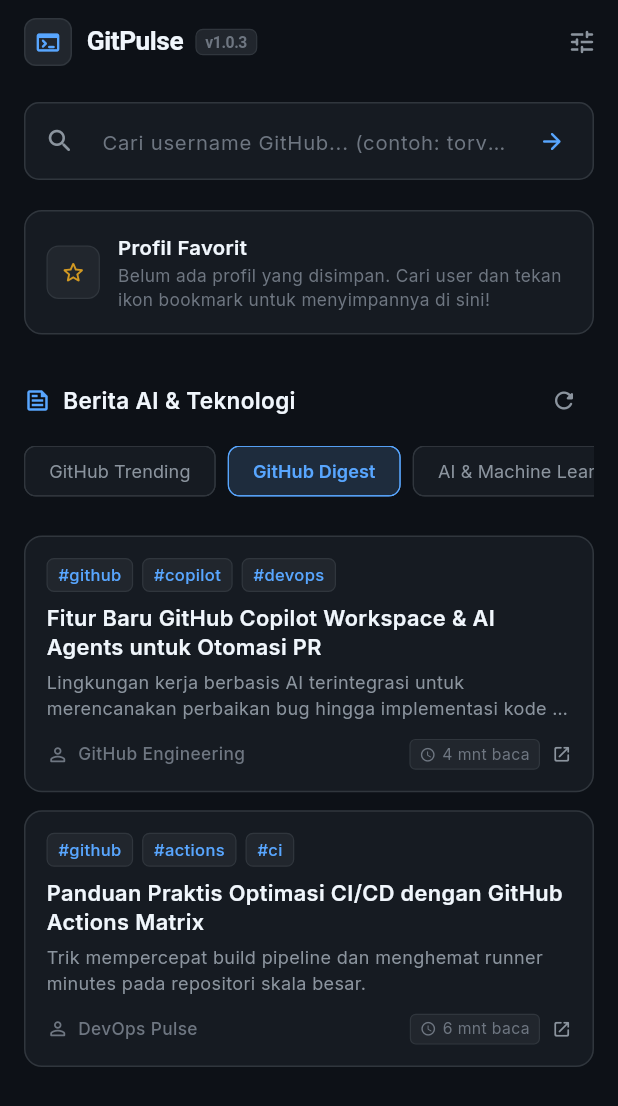
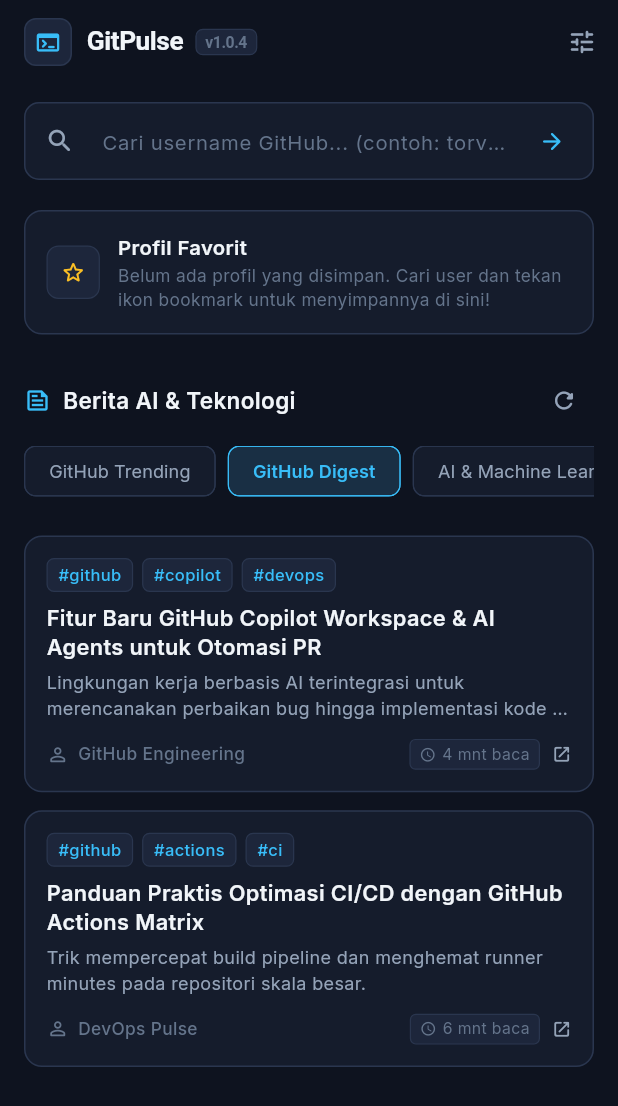
Before and after one commit to zerabyte88/gitpulse_mobile, a Flutter app: the screen it shows after launch, after a tap on "GitHub Digest", on a phone screen of 412 x 824 dp. Shown: the top 1106 px of the screen. Run offline on Flutter 3.47's test engine with Material 3 defaults, Android fonts, the phone set to English and light mode, and no system bars; our stand-ins replace fl_chart, google_fonts, shared_preferences; missing offline and left inert: ota_update; network calls fail.

Commit message:
release: v1.0.4 - performance optimizations, theme revamp, dedicated APK storage in /Download/GitPulse, and UI improvements

```diff
--- a/lib/localization/app_localizations.dart
+++ b/lib/localization/app_localizations.dart
@@ -264,12 +264,12 @@
   });
 
   String get rateLimitExceeded => _str({
-    AppLanguage.indonesian: 'Rate limit terlampaui. Tambahkan token GitHub di pengaturan.',
-    AppLanguage.english: 'Rate limit exceeded. Add a GitHub token in settings.',
-    AppLanguage.japanese: 'レート制限を超過しました。設定でGitHubトークンを追加してください。',
-    AppLanguage.chineseSimplified: '超出请求速率限制。请在设置中添加 GitHub Token。',
-    AppLanguage.chineseTraditional: '超出請求速率限制。請在設定中新增 GitHub Token。',
-    AppLanguage.korean: 'API 요청 한도를 초과했습니다. 설정에서 GitHub 토큰을 추가해 주세요.',
+    AppLanguage.indonesian: 'Batas kuota token / API Anda telah habis. Silakan tunggu waktu reset atau perbarui token di pengaturan.',
+    AppLanguage.english: 'Your token / API quota has been exhausted. Please wait for reset time or update your token in settings.',
+    AppLanguage.japanese: 'トークン/APIのリクエスト制限を超過しました。リセットを待つか設定でトークンを更新してください。',
+    AppLanguage.chineseSimplified: '您的 Token / API 请求配额已耗尽。请等待重置时间或在设置中更新 Token。',
+    AppLanguage.chineseTraditional: '您的 Token / API 請求配額已耗盡。請等待重置時間或在設定中更新 Token。',
+    AppLanguage.korean: '토큰 / API 요청 한도가 모두 소진되었습니다. 리셋 시간을 기다리거나 설정에서 토큰을 변경해 주세요.',
   });
 
   // Tech News
@@ -483,12 +483,12 @@
   });
 
   String get themeAmoledJapanese => _str({
-    AppLanguage.indonesian: 'Easter Egg AMOLED Sakura',
-    AppLanguage.english: 'Easter Egg AMOLED Sakura',
-    AppLanguage.japanese: 'イースターエッグ AMOLED Sakura',
-    AppLanguage.chineseSimplified: '彩蛋 AMOLED 樱花',
-    AppLanguage.chineseTraditional: '彩蛋 AMOLED 櫻花',
-    AppLanguage.korean: '이스터에그 AMOLED 사쿠라',
+    AppLanguage.indonesian: 'AMOLED Sakura',
+    AppLanguage.english: 'AMOLED Sakura',
+    AppLanguage.japanese: 'AMOLED Sakura',
+    AppLanguage.chineseSimplified: 'AMOLED 樱花',
+    AppLanguage.chineseTraditional: 'AMOLED 櫻花',
+    AppLanguage.korean: 'AMOLED 사쿠라',
   });
 
   String get themeAmoledJapaneseSubtitle => _str({
@@ -519,9 +519,9 @@
   });
 
   String get easterEggJapaneseToast => _str({
-    AppLanguage.indonesian: 'Easter Egg Terbuka: Mode Easter Egg AMOLED Sakura! ようこそ!',
-    AppLanguage.english: 'Easter Egg Unlocked: Easter Egg AMOLED Sakura Mode! Welcome!',
-    AppLanguage.japanese: 'イースターエッグ解除: AMOLED 和風モード！ようこそ！',
+    AppLanguage.indonesian: 'Easter Egg Terbuka: Mode AMOLED Sakura! ようこそ!',
+    AppLanguage.english: 'Easter Egg Unlocked: AMOLED Sakura Mode! Welcome!',
+    AppLanguage.japanese: 'イースターエッグ解除: AMOLED Sakuraモード！ようこそ！',
     AppLanguage.chineseSimplified: '彩蛋解锁: AMOLED 樱花和风！欢迎！',
     AppLanguage.chineseTraditional: '彩蛋解鎖: AMOLED 櫻花和風！歡迎！',
     AppLanguage.korean: '이스터에그 발견: AMOLED 사쿠라 테마 활성화! 환영합니다!',
--- a/lib/services/github_api_service.dart
+++ b/lib/services/github_api_service.dart
@@ -10,7 +10,16 @@
 
 class GitHubApiException implements Exception {
   final String message;
-  GitHubApiException(this.message);
+  final int? statusCode;
+  final bool isRateLimit;
+  final bool isNotFound;
+
+  GitHubApiException(
+    this.message, {
+    this.statusCode,
+    this.isRateLimit = false,
+    this.isNotFound = false,
+  });
 
   @override
   String toString() => message;
@@ -139,16 +148,33 @@
       _updateRateLimitFromHeaders(eventsRes.headers);
 
       if (userRes.statusCode == 404) {
-        throw GitHubApiException('Pengguna "$cleanUsername" tidak ditemukan di GitHub.');
-      } else if (userRes.statusCode == 403) {
+        throw GitHubApiException(
+          'Pengguna "$cleanUsername" tidak ditemukan di GitHub.',
+          statusCode: 404,
+          isNotFound: true,
+        );
+      } else if (userRes.statusCode == 403 ||
+          userRes.statusCode == 429 ||
+          reposRes.statusCode == 403 ||
+          reposRes.statusCode == 429 ||
+          eventsRes.statusCode == 403 ||
+          eventsRes.statusCode == 429 ||
+          (_lastRateLimit != null && _lastRateLimit!.remaining == 0)) {
         final resetMsg = _lastRateLimit != null
             ? ' (Reset dalam ${_lastRateLimit!.resetCountdown})'
             : '';
         throw GitHubApiException(
-            'Limit GitHub API tercapai$resetMsg. Masukkan GitHub Token di pengaturan untuk 5.000 req/jam.');
+          'Batas kuota token / API Anda telah habis$resetMsg. Masukkan atau ganti token di pengaturan.',
+          statusCode: (userRes.statusCode == 403 || userRes.statusCode == 429)
+              ? userRes.statusCode
+              : 403,
+          isRateLimit: true,
+        );
       } else if (userRes.statusCode != 200) {
         throw GitHubApiException(
-            'Gagal memuat profil (${userRes.statusCode}): ${userRes.reasonPhrase}');
+          'Gagal memuat profil (${userRes.statusCode}): ${userRes.reasonPhrase}',
+          statusCode: userRes.statusCode,
+        );
       }
 
       final userData = jsonDecode(userRes.body) as Map<String, dynamic>;
--- a/lib/services/update_service.dart
+++ b/lib/services/update_service.dart
@@ -181,9 +181,9 @@
     return deletedAny;
   }
 
-  /// Copies the downloaded update APK to standard Android public downloads directory
-  /// (/storage/emulated/0/Download) as a permanent fallback backup for manual installation.
-  static Future<String?> backupApkToDownloads({String? versionTag}) async {
+  /// Saves the downloaded update APK to standard Android public downloads directory
+  /// (/storage/emulated/0/Download/GitPulse) as the primary downloaded APK file for installation.
+  static Future<String?> saveApkToDownloads({String? versionTag}) async {
     if (!Platform.isAndroid) return null;
     try {
       final sourceCandidates = <String>[];
@@ -209,9 +209,9 @@
 
       final apkName = 'GitPulse-${versionTag ?? AppConfig.appVersion}.apk';
       final targetDirs = [
-        '/storage/emulated/0/Download',
-        '/storage/emulated/0/downloads',
-        '/sdcard/Download',
+        '/storage/emulated/0/Download/GitPulse',
+        '/storage/emulated/0/downloads/GitPulse',
+        '/sdcard/Download/GitPulse',
       ];
 
       for (final dirPath in targetDirs) {
@@ -235,7 +235,11 @@
     return null;
   }
 
-  /// Downloads the APK directly and saves a copy in /storage/emulated/0/Download
+  /// Backward-compatible alias for [saveApkToDownloads].
+  static Future<String?> backupApkToDownloads({String? versionTag}) =>
+      saveApkToDownloads(versionTag: versionTag);
+
+  /// Downloads the APK directly and saves a copy in /storage/emulated/0/Download/GitPulse
   static Future<String?> downloadApkToDownloads(
     String downloadUrl, {
     String? versionTag,
@@ -244,9 +248,9 @@
     try {
       final apkName = 'GitPulse-${versionTag ?? AppConfig.appVersion}.apk';
       final targetDirs = [
-        '/storage/emulated/0/Download',
-        '/storage/emulated/0/downloads',
-        '/sdcard/Download',
+        '/storage/emulated/0/Download/GitPulse',
+        '/storage/emulated/0/downloads/GitPulse',
+        '/sdcard/Download/GitPulse',
       ];
 
       final client = http.Client();
@@ -273,7 +277,8 @@
   }
 
   /// Automatically removes GitPulse update APKs from the Android public downloads
-  /// directory (/storage/emulated/0/Download) once they have been successfully installed.
+  /// directory (/storage/emulated/0/Download/GitPulse and /storage/emulated/0/Download)
+  /// once they have been successfully installed.
   ///
   /// STRICT SAFETY GUARD:
   /// - Only targets files whose filename strictly starts with "gitpulse-" or "gitpulse_"
@@ -292,8 +297,12 @@
       final targetDirs = <String>[];
       if (customPath != null) {
         targetDirs.add(customPath);
+        targetDirs.add('$customPath/GitPulse');
       } else {
         targetDirs.addAll([
+          '/storage/emulated/0/Download/GitPulse',
+          '/storage/emulated/0/downloads/GitPulse',
+          '/sdcard/Download/GitPulse',
           '/storage/emulated/0/Download',
           '/storage/emulated/0/downloads',
           '/sdcard/Download',
@@ -346,6 +355,16 @@
               deletedAny = true;
             }
           }
+
+          // If this is the dedicated GitPulse subfolder and now empty, delete it
+          if (dirPath.toLowerCase().endsWith('gitpulse')) {
+            try {
+              final remaining = await dir.list().toList();
+              if (remaining.isEmpty) {
+                await dir.delete();
+              }
+            } catch (_) {}
+          }
         } catch (_) {}
       }
     } catch (_) {}
--- a/lib/theme/app_theme.dart
+++ b/lib/theme/app_theme.dart
@@ -3,10 +3,10 @@
 
 class AppConfig {
   static const String appName = 'GitPulse';
-  static const String appVersion = 'v1.0.3';
-  static const String buildNumber = '4';
-  static const String fullVersion = 'v1.0.3 (Build 4)';
-  static const String releaseTag = 'v1.0.3';
+  static const String appVersion = 'v1.0.4';
+  static const String buildNumber = '5';
+  static const String fullVersion = 'v1.0.4 (Build 5)';
+  static const String releaseTag = 'v1.0.4';
   static const String githubRepoUrl = 'https://github.com/zerabyte88/gitpulse_mobile';
   static const String developerUsername = 'zerabyte88';
   static const String developerGithubUrl = 'https://github.com/zerabyte88';
@@ -37,102 +37,102 @@
   // Dynamic Backgrounds & Surfaces
   static Color get background => switch (currentMode) {
         AppThemeMode.amoled => const Color(0xFF000000),
-        AppThemeMode.amoledJapanese => const Color(0xFF040207),
+        AppThemeMode.amoledJapanese => const Color(0xFF000000),
         AppThemeMode.light => const Color(0xFFF6F8FA),
-        AppThemeMode.dark => const Color(0xFF0D1117),
+        AppThemeMode.dark => const Color(0xFF0E131F),
       };
 
   static Color get surface => switch (currentMode) {
-        AppThemeMode.amoled => const Color(0xFF0A0A0A),
-        AppThemeMode.amoledJapanese => const Color(0xFF0D0B14),
+        AppThemeMode.amoled => const Color(0xFF0C0E12),
+        AppThemeMode.amoledJapanese => const Color(0xFF0E0B14),
         AppThemeMode.light => const Color(0xFFFFFFFF),
-        AppThemeMode.dark => const Color(0xFF161B22),
+        AppThemeMode.dark => const Color(0xFF151C2C),
       };
 
   static Color get surfaceElevated => switch (currentMode) {
-        AppThemeMode.amoled => const Color(0xFF141414),
-        AppThemeMode.amoledJapanese => const Color(0xFF171322),
+        AppThemeMode.amoled => const Color(0xFF161920),
+        AppThemeMode.amoledJapanese => const Color(0xFF191322),
         AppThemeMode.light => const Color(0xFFEEF2F6),
-        AppThemeMode.dark => const Color(0xFF21262D),
+        AppThemeMode.dark => const Color(0xFF1D263B),
       };
 
   static Color get border => switch (currentMode) {
-        AppThemeMode.amoled => const Color(0xFF242424),
-        AppThemeMode.amoledJapanese => const Color(0xFF302344),
+        AppThemeMode.amoled => const Color(0xFF222733),
+        AppThemeMode.amoledJapanese => const Color(0xFF2D1F3D),
         AppThemeMode.light => const Color(0xFFD0D7DE),
-        AppThemeMode.dark => const Color(0xFF30363D),
+        AppThemeMode.dark => const Color(0xFF2A364F),
       };
 
   static Color get borderSubtle => switch (currentMode) {
-        AppThemeMode.amoled => const Color(0xFF181818),
-        AppThemeMode.amoledJapanese => const Color(0xFF1E172C),
+        AppThemeMode.amoled => const Color(0xFF141720),
+        AppThemeMode.amoledJapanese => const Color(0xFF1F152B),
         AppThemeMode.light => const Color(0xFFE6E8EB),
-        AppThemeMode.dark => const Color(0xFF21262D),
+        AppThemeMode.dark => const Color(0xFF1F293D),
       };
 
   // Semantic Accents
   static Color get primaryCyan => switch (currentMode) {
-        AppThemeMode.amoled => const Color(0xFF38BDF8),
-        AppThemeMode.amoledJapanese => const Color(0xFFFF6B9D), // Neo Sakura Pink
-        AppThemeMode.light => const Color(0xFF0969DA), // GitHub Light Blue
-        AppThemeMode.dark => const Color(0xFF58A6FF), // GitHub Blue
+        AppThemeMode.amoled => const Color(0xFF00D2FF),
+        AppThemeMode.amoledJapanese => const Color(0xFFFF7597), // Sakura Rose
+        AppThemeMode.light => const Color(0xFF0969DA),
+        AppThemeMode.dark => const Color(0xFF38BDF8),
       };
 
   static Color get primaryViolet => switch (currentMode) {
-        AppThemeMode.amoled => const Color(0xFFA855F7),
-        AppThemeMode.amoledJapanese => const Color(0xFFB57EDC), // Kyoto Wisteria
+        AppThemeMode.amoled => const Color(0xFFB388FF),
+        AppThemeMode.amoledJapanese => const Color(0xFFC084FC),
         AppThemeMode.light => const Color(0xFF8250DF),
-        AppThemeMode.dark => const Color(0xFFBC8CFF),
+        AppThemeMode.dark => const Color(0xFFA78BFA),
       };
 
   static Color get accentGreen => switch (currentMode) {
-        AppThemeMode.amoled => const Color(0xFF22C55E),
-        AppThemeMode.amoledJapanese => const Color(0xFF48BB78), // Matcha Green
+        AppThemeMode.amoled => const Color(0xFF00E676),
+        AppThemeMode.amoledJapanese => const Color(0xFF4ADE80),
         AppThemeMode.light => const Color(0xFF1A7F37),
-        AppThemeMode.dark => const Color(0xFF3FB950),
+        AppThemeMode.dark => const Color(0xFF34D399),
       };
 
   static Color get accentAmber => switch (currentMode) {
-        AppThemeMode.amoled => const Color(0xFFFBBF24),
-        AppThemeMode.amoledJapanese => const Color(0xFFE2B714), // Kintsugi Gold
+        AppThemeMode.amoled => const Color(0xFFFFD54F),
+        AppThemeMode.amoledJapanese => const Color(0xFFFCD34D),
         AppThemeMode.light => const Color(0xFF9A6700),
-        AppThemeMode.dark => const Color(0xFFD29922),
+        AppThemeMode.dark => const Color(0xFFFBBF24),
       };
 
   static Color get accentRed => switch (currentMode) {
-        AppThemeMode.amoled => const Color(0xFFEF4444),
-        AppThemeMode.amoledJapanese => const Color(0xFFFF3366), // Torii Gate Crimson
+        AppThemeMode.amoled => const Color(0xFFFF5252),
+        AppThemeMode.amoledJapanese => const Color(0xFFFB7185),
         AppThemeMode.light => const Color(0xFFCF222E),
-        AppThemeMode.dark => const Color(0xFFF85149),
+        AppThemeMode.dark => const Color(0xFFF87171),
       };
 
   static Color get accentOrange => switch (currentMode) {
-        AppThemeMode.amoled => const Color(0xFFFB923C),
-        AppThemeMode.amoledJapanese => const Color(0xFFFF8552),
+        AppThemeMode.amoled => const Color(0xFFFF9100),
+        AppThemeMode.amoledJapanese => const Color(0xFFFB923C),
         AppThemeMode.light => const Color(0xFFBC4C00),
-        AppThemeMode.dark => const Color(0xFFF0883E),
+        AppThemeMode.dark => const Color(0xFFFB923C),
       };
 
   // Typography Monochromatic Hierarchy
   static Color get textPrimary => switch (currentMode) {
-        AppThemeMode.amoled => const Color(0xFFFFFFFF),
-        AppThemeMode.amoledJapanese => const Color(0xFFFFF0F5), // Lavender snow
+        AppThemeMode.amoled => const Color(0xFFF8FAFC),
+        AppThemeMode.amoledJapanese => const Color(0xFFFFF1F5),
         AppThemeMode.light => const Color(0xFF1F2328),
-        AppThemeMode.dark => const Color(0xFFF0F6FC),
+        AppThemeMode.dark => const Color(0xFFF1F5F9),
       };
 
   static Color get textSecondary => switch (currentMode) {
-        AppThemeMode.amoled => const Color(0xFFA1A1AA),
-        AppThemeMode.amoledJapanese => const Color(0xFFC4B5D4),
+        AppThemeMode.amoled => const Color(0xFF94A3B8),
+        AppThemeMode.amoledJapanese => const Color(0xFFD1BEDA),
         AppThemeMode.light => const Color(0xFF656D76),
-        AppThemeMode.dark => const Color(0xFF8B949E),
+        AppThemeMode.dark => const Color(0xFF94A3B8),
       };
 
   static Color get textMuted => switch (currentMode) {
-        AppThemeMode.amoled => const Color(0xFF71717A),
-        AppThemeMode.amoledJapanese => const Color(0xFF8A779E),
+        AppThemeMode.amoled => const Color(0xFF64748B),
+        AppThemeMode.amoledJapanese => const Color(0xFF8D7B9A),
         AppThemeMode.light => const Color(0xFF8C959F),
-        AppThemeMode.dark => const Color(0xFF6E7681),
+        AppThemeMode.dark => const Color(0xFF64748B),
       };
 
   static bool get isLight => currentMode == AppThemeMode.light;
@@ -148,51 +148,51 @@
 
     final bg = switch (mode) {
       AppThemeMode.amoled => const Color(0xFF000000),
-      AppThemeMode.amoledJapanese => const Color(0xFF040207),
+      AppThemeMode.amoledJapanese => const Color(0xFF000000),
       AppThemeMode.light => const Color(0xFFF6F8FA),
-      AppThemeMode.dark => const Color(0xFF0D1117),
+      AppThemeMode.dark => const Color(0xFF0E131F),
     };
 
     final surf = switch (mode) {
-      AppThemeMode.amoled => const Color(0xFF0A0A0A),
-      AppThemeMode.amoledJapanese => const Color(0xFF0D0B14),
+      AppThemeMode.amoled => const Color(0xFF0C0E12),
+      AppThemeMode.amoledJapanese => const Color(0xFF0E0B14),
       AppThemeMode.light => const Color(0xFFFFFFFF),
-      AppThemeMode.dark => const Color(0xFF161B22),
+      AppThemeMode.dark => const Color(0xFF151C2C),
     };
 
     final brd = switch (mode) {
-      AppThemeMode.amoled => const Color(0xFF242424),
-      AppThemeMode.amoledJapanese => const Color(0xFF302344),
+      AppThemeMode.amoled => const Color(0xFF222733),
+      AppThemeMode.amoledJapanese => const Color(0xFF2D1F3D),
       AppThemeMode.light => const Color(0xFFD0D7DE),
-      AppThemeMode.dark => const Color(0xFF30363D),
+      AppThemeMode.dark => const Color(0xFF2A364F),
     };
 
     final prim = switch (mode) {
-      AppThemeMode.amoled => const Color(0xFF38BDF8),
-      AppThemeMode.amoledJapanese => const Color(0xFFFF6B9D),
+      AppThemeMode.amoled => const Color(0xFF00D2FF),
+      AppThemeMode.amoledJapanese => const Color(0xFFFF7597),
       AppThemeMode.light => const Color(0xFF0969DA),
-      AppThemeMode.dark => const Color(0xFF58A6FF),
+      AppThemeMode.dark => const Color(0xFF38BDF8),
     };
 
     final sec = switch (mode) {
-      AppThemeMode.amoled => const Color(0xFFA855F7),
-      AppThemeMode.amoledJapanese => const Color(0xFFB57EDC),
+      AppThemeMode.amoled => const Color(0xFFB388FF),
+      AppThemeMode.amoledJapanese => const Color(0xFFC084FC),
       AppThemeMode.light => const Color(0xFF8250DF),
-      AppThemeMode.dark => const Color(0xFFBC8CFF),
+      AppThemeMode.dark => const Color(0xFFA78BFA),
     };
 
     final txtPrim = switch (mode) {
-      AppThemeMode.amoled => const Color(0xFFFFFFFF),
-      AppThemeMode.amoledJapanese => const Color(0xFFFFF0F5),
+      AppThemeMode.amoled => const Color(0xFFF8FAFC),
+      AppThemeMode.amoledJapanese => const Color(0xFFFFF1F5),
       AppThemeMode.light => const Color(0xFF1F2328),
-      AppThemeMode.dark => const Color(0xFFF0F6FC),
+      AppThemeMode.dark => const Color(0xFFF1F5F9),
     };
 
     final txtMuted = switch (mode) {
-      AppThemeMode.amoled => const Color(0xFF71717A),
-      AppThemeMode.amoledJapanese => const Color(0xFF8A779E),
+      AppThemeMode.amoled => const Color(0xFF64748B),
+      AppThemeMode.amoledJapanese => const Color(0xFF8D7B9A),
       AppThemeMode.light => const Color(0xFF8C959F),
-      AppThemeMode.dark => const Color(0xFF6E7681),
+      AppThemeMode.dark => const Color(0xFF64748B),
     };
 
     final interTheme = GoogleFonts.interTextTheme(baseTextTheme).apply(
--- a/pubspec.yaml
+++ b/pubspec.yaml
@@ -16,7 +16,7 @@
 # https://developer.apple.com/library/archive/documentation/General/Reference/InfoPlistKeyReference/Articles/CoreFoundationKeys.html
 # In Windows, build-name is used as the major, minor, and patch parts
 # of the product and file versions while build-number is used as the build suffix.
-version: 1.0.3+4
+version: 1.0.4+5
 
 environment:
   sdk: ^3.13.3
```
Also changed, not shown: lib/screens/home_screen.dart (+53 -23 lines), lib/screens/stats_detail_screen.dart (+62 -41 lines), lib/widgets/repo_tile.dart (+5 -3 lines), lib/widgets/settings_sheet.dart (+88 -48 lines), lib/widgets/tech_news_card.dart (+5 -8 lines), 2 other files.
